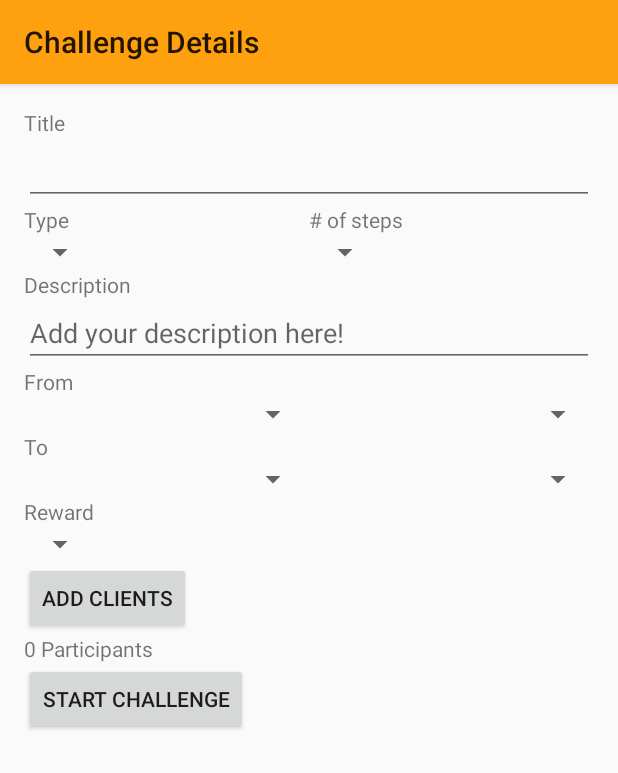
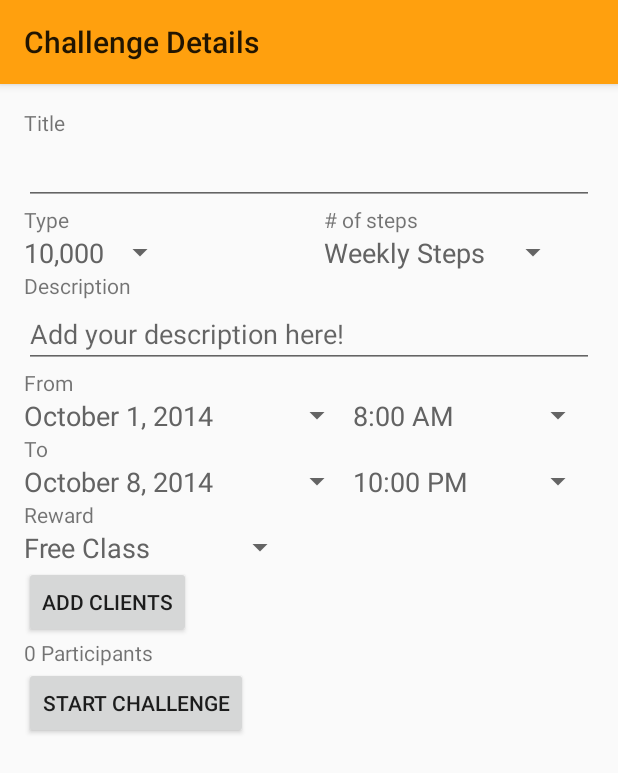
Before and after one commit to algard/Nimbus, an Android app: the fragment ChallengeDetailsFragment shown on its own in the app's theme, on a phone screen of 412 x 824 dp. Shown: the top 773 px of the screen. Run offline under Robolectric (Android 15) with nearby library versions, the phone set to English and light mode, and no system bars; our stand-ins replace ButterKnife.

Commit message:
hella shit

```diff
--- a/app/src/main/java/planetexpress/nimbus/fragments/ChallengeDetailsFragment.java
+++ b/app/src/main/java/planetexpress/nimbus/fragments/ChallengeDetailsFragment.java
@@ -8,6 +8,7 @@ import android.util.Log;
 import android.view.LayoutInflater;
 import android.view.View;
 import android.view.ViewGroup;
+import android.widget.ArrayAdapter;
 import android.widget.Button;
 import android.widget.Spinner;
 import android.widget.Toast;
@@ -41,7 +42,28 @@ public class ChallengeDetailsFragment extends Fragment {
     @InjectView(R.id.numberOfStepsSpinner) protected Spinner numberOfStepsSpinner;
     @InjectView(R.id.rewardSpinner) protected Spinner rewardSpinner;
     @InjectView(R.id.typeOfChallengeSpinner) protected Spinner typeOfChallengeSpinner;
+    @InjectView(R.id.startDateSpinner) protected Spinner startDateSpinner;
+    @InjectView(R.id.startTimeSpinner) protected Spinner startTimeSpinner;
+    @InjectView(R.id.endDateSpinner) protected Spinner endDateSpinner;
+    @InjectView(R.id.endTimeSpinner) protected Spinner endTimeSpinner;
     @InjectView(R.id.startChallengeButton) protected Button startChallenge;
+
+
+    private ArrayAdapter<String> mChallengeTypeArrayAdapter;
+    private ArrayAdapter<String> mNumberOfStepsArrayAdapter;
+    private ArrayAdapter<String> mStartDatesArrayAdapter;
+    private ArrayAdapter<String> mStartTimesArrayAdapter;
+    private ArrayAdapter<String> mEndDatesArrayAdapter;
+    private ArrayAdapter<String> mEndTimesArrayAdapter;
+    private ArrayAdapter<String> mRewardsArrayAdapter;
+
+    private ArrayList<String> mChallengeTypeOptions= new ArrayList<String>();
+    private ArrayList<String> mNumberOfSteps= new ArrayList<String>();
+    private ArrayList<String> mStartDates= new ArrayList<String>();
+    private ArrayList<String> mStartTimes= new ArrayList<String>();
+    private ArrayList<String> mEndDates= new ArrayList<String>();
+    private ArrayList<String> mEndTimes= new ArrayList<String>();
+    private ArrayList<String> mRewards= new ArrayList<String>();
 
 
     @Override
@@ -97,8 +119,59 @@ public class ChallengeDetailsFragment extends Fragment {
 
             }
         });
+        return rootView;
+    }
 
-        return rootView;
+    @Override
+    public void onViewCreated(View v, Bundle savedInstanceState) {
+        super.onViewCreated(v, savedInstanceState);
+        setupSpinners();
+    }
+
+    private void setupSpinners() {
+        mChallengeTypeOptions.add("Weekly Steps");
+        mChallengeTypeOptions.add("Monthly Steps");
+        mChallengeTypeArrayAdapter = new ArrayAdapter<String>(getActivity(), R.layout.simple_spinner_item, mChallengeTypeOptions);
+        mChallengeTypeArrayAdapter.setDropDownViewResource(R.layout.dropdown_item);
+        typeOfChallengeSpinner.setAdapter(mChallengeTypeArrayAdapter);
+
+
+        mNumberOfSteps.add("10,000");
+        mNumberOfSteps.add("20,000");
+        mNumberOfSteps.add("40,000");
+        mNumberOfStepsArrayAdapter = new ArrayAdapter<String>(getActivity(), R.layout.simple_spinner_item, mNumberOfSteps);
+        mNumberOfStepsArrayAdapter.setDropDownViewResource(R.layout.dropdown_item);
+        numberOfStepsSpinner.setAdapter(mNumberOfStepsArrayAdapter);
+
+        mStartDates.add("October 1, 2014");
+        mStartDates.add("October 2, 2014");
+        mStartDates.add("October 3, 2014");
+        mStartDatesArrayAdapter = new ArrayAdapter<String>(getActivity(), R.layout.simple_spinner_item, mStartDates);
+        mStartDatesArrayAdapter.setDropDownViewResource(R.layout.dropdown_item);
+        startDateSpinner.setAdapter(mStartDatesArrayAdapter);
+
+        mStartTimes.add("8:00 AM");
+        mStartTimesArrayAdapter = new ArrayAdapter<String>(getActivity(), R.layout.simple_spinner_item, mStartTimes);
+        mStartTimesArrayAdapter.setDropDownViewResource(R.layout.dropdown_item);
+        startTimeSpinner.setAdapter(mStartTimesArrayAdapter);
+
+        mEndDates.add("October 8, 2014");
+        mEndDates.add("October 31, 2014");
+        mEndDatesArrayAdapter = new ArrayAdapter<String>(getActivity(), R.layout.simple_spinner_item, mEndDates);
+        mEndDatesArrayAdapter.setDropDownViewResource(R.layout.dropdown_item);
+        endDateSpinner.setAdapter(mEndDatesArrayAdapter);
+
+        mEndTimes.add("10:00 PM");
+        mEndTimesArrayAdapter = new ArrayAdapter<String>(getActivity(), R.layout.simple_spinner_item, mEndTimes);
+        mEndTimesArrayAdapter.setDropDownViewResource(R.layout.dropdown_item);
+        endTimeSpinner.setAdapter(mEndTimesArrayAdapter);
+
+        mRewards.add("Free Class");
+        mRewards.add("Free Friend Pass");
+        mRewards.add("Free T-Shirt");
+        mRewardsArrayAdapter = new ArrayAdapter<String>(getActivity(), R.layout.simple_spinner_item, mRewards);
+        mRewardsArrayAdapter.setDropDownViewResource(R.layout.dropdown_item);
+        rewardSpinner.setAdapter(mRewardsArrayAdapter);
     }
 
     private void showAddClientsDialog(View view) {
@@ -106,7 +179,7 @@ public class ChallengeDetailsFragment extends Fragment {
         SelectClientsDialog selectClientsDialog = new SelectClientsDialog(clientList, new WireTaskCallback<ArrayList<Client>>() {
             @Override
             public void onFinished(ArrayList<Client> result) {
-
+                //TODO: saves list of clients and updates the number selected
             }
         }, new Runnable() {
             @Override
--- /dev/null
+++ b/app/src/main/res/color/spinner_drop_down_item_background.xml
@@ -0,0 +1,5 @@
+<?xml version="1.0" encoding="utf-8"?>
+<selector xmlns:android="http://schemas.android.com/apk/res/android" >
+    <item android:color="@color/orange02" android:state_pressed="true"/>
+    <item android:color="#000000"/>
+</selector>
--- a/app/src/main/res/layout/activity_challenge_details.xml
+++ b/app/src/main/res/layout/activity_challenge_details.xml
@@ -1,15 +1,12 @@
 <LinearLayout xmlns:android="http://schemas.android.com/apk/res/android"
-    android:layout_width="match_parent"
-    android:layout_height="match_parent"
+    android:layout_width="fill_parent"
+    android:layout_height="fill_parent"
+    android:orientation="vertical"
     android:paddingLeft="@dimen/activity_horizontal_margin"
     android:paddingRight="@dimen/activity_horizontal_margin"
     android:paddingTop="@dimen/activity_vertical_margin"
     android:paddingBottom="@dimen/activity_vertical_margin">
 
-    <LinearLayout
-        android:orientation="vertical"
-        android:layout_width="fill_parent"
-        android:layout_height="fill_parent">
         <TextView
             android:layout_width="wrap_content"
             android:layout_height="wrap_content"
@@ -29,7 +26,8 @@
                 android:layout_height="wrap_content"
                 android:orientation="vertical"
                 android:layout_weight="1"
-                android:weightSum="2">
+                android:weightSum="2"
+                android:layout_marginRight="10dp">
 
                 <TextView
                     android:layout_width="wrap_content"
@@ -42,7 +40,7 @@
                     android:layout_width="wrap_content"
                     android:layout_height="wrap_content"
                     android:id="@+id/numberOfStepsSpinner"
-                    android:spinnerMode="dialog"
+                    android:spinnerMode="dropdown"
                     android:layout_weight="1"/>
 
             </LinearLayout>
@@ -51,7 +49,8 @@
                 android:layout_height="wrap_content"
                 android:orientation="vertical"
                 android:weightSum="2"
-                android:layout_weight="1">
+                android:layout_weight="1"
+                android:layout_marginLeft="10dp">
 
                 <TextView
                     android:layout_width="wrap_content"
@@ -62,7 +61,7 @@
                     android:id="@+id/typeOfChallengeSpinner"
                     android:layout_width="wrap_content"
                     android:layout_height="wrap_content"
-                    android:spinnerMode="dialog"
+                    android:spinnerMode="dropdown"
                     android:layout_weight="1"
                     />
 
@@ -94,12 +93,14 @@
                 android:id="@+id/startDateSpinner"
                 android:layout_height="wrap_content"
                 android:layout_width="wrap_content"
-                android:layout_weight="1"/>
+                android:layout_weight="1"
+                android:spinnerMode="dropdown"/>
             <Spinner
                 android:id="@+id/startTimeSpinner"
                 android:layout_height="wrap_content"
                 android:layout_width="wrap_content"
-                android:layout_weight="1"/>
+                android:layout_weight="1"
+                android:spinnerMode="dropdown"/>
         </LinearLayout>
 
         <TextView
@@ -117,12 +118,14 @@
                 android:id="@+id/endDateSpinner"
                 android:layout_height="wrap_content"
                 android:layout_width="wrap_content"
-                android:layout_weight="1"/>
+                android:layout_weight="1"
+                android:spinnerMode="dropdown"/>
             <Spinner
                 android:id="@+id/endTimeSpinner"
                 android:layout_height="wrap_content"
                 android:layout_width="wrap_content"
-                android:layout_weight="1"/>
+                android:layout_weight="1"
+                android:spinnerMode="dropdown"/>
         </LinearLayout>
         <TextView
             android:layout_width="wrap_content"
@@ -132,7 +135,7 @@
             android:layout_width="wrap_content"
             android:layout_height="wrap_content"
             android:id="@+id/rewardSpinner"
-            android:spinnerMode="dialog"/>
+            android:spinnerMode="dropdown"/>
 
         <Button
             android:layout_width="wrap_content"
@@ -150,7 +153,5 @@
             android:layout_height="wrap_content"
             android:id="@+id/startChallengeButton"
             android:text="Start Challenge"/>
-    </LinearLayout>
-
 
 </LinearLayout>
--- /dev/null
+++ b/app/src/main/res/layout/dropdown_item.xml
@@ -0,0 +1,4 @@
+<TextView xmlns:android="http://schemas.android.com/apk/res/android"
+    android:id="@+id/myText"
+    style="@style/spinnerDropDownItemStyle"
+    />
--- /dev/null
+++ b/app/src/main/res/layout/simple_spinner_item.xml
@@ -0,0 +1,4 @@
+<?xml version="1.0" encoding="utf-8"?>
+<TextView xmlns:android="http://schemas.android.com/apk/res/android"
+    android:id="@android:id/text1"
+    style="@style/spinnerItemStyle" />
--- a/app/src/main/res/values-v21/styles.xml
+++ b/app/src/main/res/values-v21/styles.xml
@@ -22,4 +22,25 @@
         <item name="android:textSize">14sp</item>
         <item name="android:textStyle">normal</item>
     </style>
+
+    <style name="spinnerItemStyle" parent="android:Widget.TextView.SpinnerItem">
+        <item name="android:textColor">#636363</item>
+        <item name="android:ellipsize">marquee</item>
+        <item name="android:layout_height">wrap_content</item>
+        <item name="android:layout_width">match_parent</item>
+        <item name="android:singleLine">true</item>
+        <item name="android:textSize">18sp</item>
+    </style>
+
+    <style name="spinnerDropDownItemStyle" parent="android:TextAppearance.Widget.TextView.SpinnerItem">
+        <item name="android:background">#FFFFFF</item>
+        <item name="android:gravity">center_vertical</item>
+        <item name="android:layout_width">match_parent</item>
+        <item name="android:layout_height">48dp</item>
+        <item name="android:paddingLeft">8dp</item>
+        <item name="android:paddingRight">8dp</item>
+        <item name="android:singleLine">true</item>
+        <item name="android:textColor">@color/spinner_drop_down_item_background</item>
+        <item name="android:textSize">15sp</item>
+    </style>
 </resources>
```
